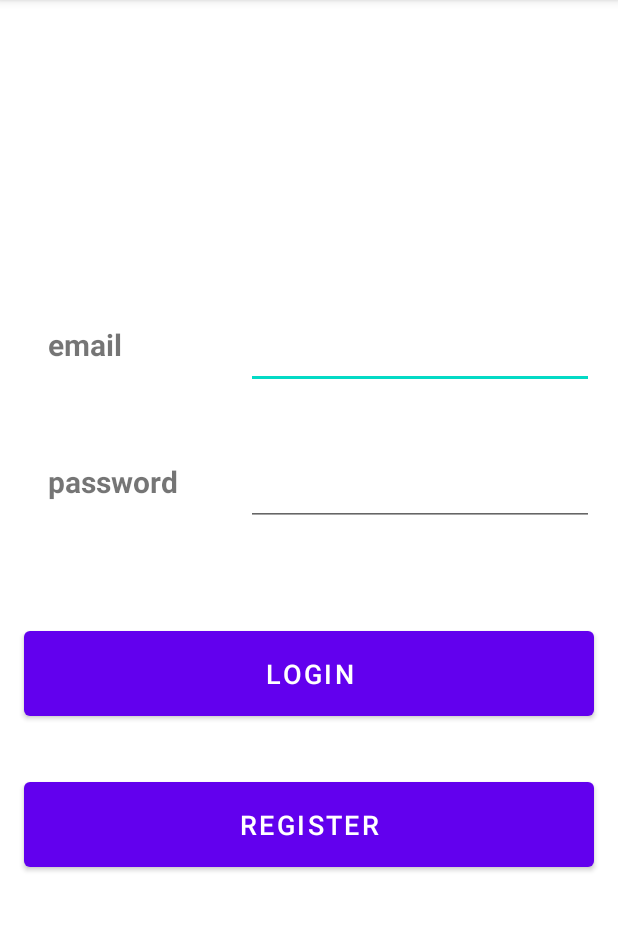
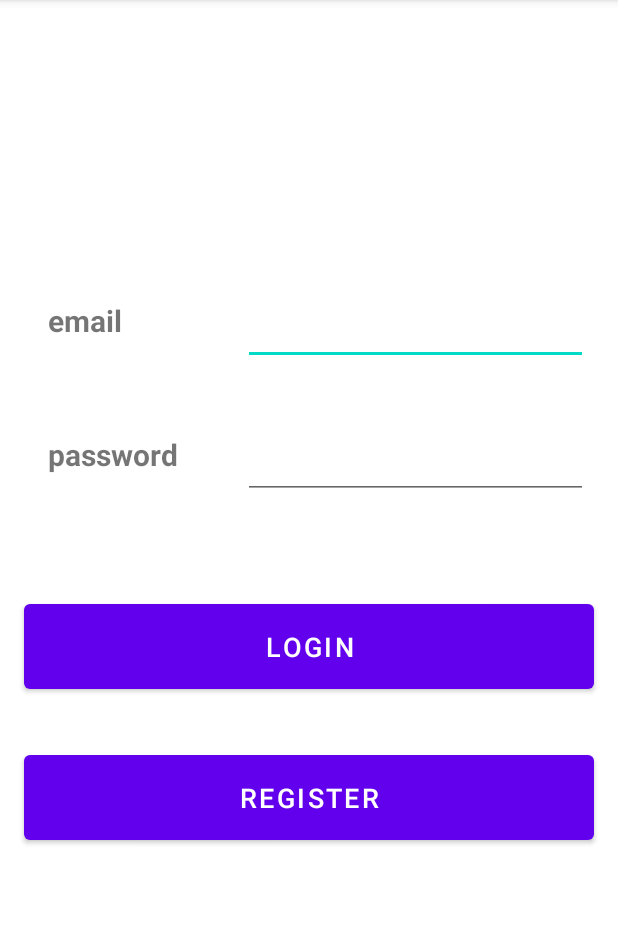
Before and after one commit to HappySolutions/Shoe-Store-Task, an Android app: the screen it shows after launch (MainActivity), on a phone screen of 412 x 824 dp, the part 84-1015 px from its top. Run offline under Robolectric (Android 15) with nearby library versions, the phone set to English and light mode, and no system bars; our stand-ins replace data binding.

Commit message:
change some style

```diff
--- a/app/src/main/java/com/example/shoestoretask/screens/login/LoginFragment.kt
+++ b/app/src/main/java/com/example/shoestoretask/screens/login/LoginFragment.kt
@@ -1,6 +1,7 @@
 package com.example.shoestoretask.screens.login
 
 import android.os.Bundle
+import android.util.Log
 import androidx.fragment.app.Fragment
 import android.view.LayoutInflater
 import android.view.View
@@ -13,18 +14,18 @@ import com.example.shoestoretask.screens.login.LoginFragmentDirections.Companion
 
 class LoginFragment : Fragment() {
 
-
+    var binding: FragmentLoginBinding? = null
     override fun onCreateView(
         inflater: LayoutInflater, container: ViewGroup?,
         savedInstanceState: Bundle?
     ): View? {
         //return inflater.inflate(R.layout.fragment_login, container, false)
-        val binding: FragmentLoginBinding? =
+        binding =
             DataBindingUtil.inflate(inflater, R.layout.fragment_login,
                 container, false)
-        binding?.loginB?.setOnClickListener {
-                view: View -> view.findNavController().navigate(LoginFragmentDirections.actionLoginFragmentToWelcomeFragment())
-        }
+
+        Log.i("loginFragment", "test the second button")
+
         binding?.regB?.setOnClickListener {
                 view: View -> view.findNavController().navigate(LoginFragmentDirections.actionLoginFragmentToWelcomeFragment())
         }
@@ -32,5 +33,14 @@ class LoginFragment : Fragment() {
         return binding?.root
     }
 
+    override fun onViewCreated(view: View, savedInstanceState: Bundle?) {
+        super.onViewCreated(view, savedInstanceState)
+        Log.i("loginFragment", "test the first button")
+
+        binding?.loginB?.setOnClickListener {
+                view: View -> view.findNavController().navigate(LoginFragmentDirections.actionLoginFragmentToWelcomeFragment())
+        }
+    }
+
 
 }
--- a/app/src/main/res/layout/fragment_login.xml
+++ b/app/src/main/res/layout/fragment_login.xml
@@ -13,13 +13,11 @@
             style="@style/editTxtStyle"
             android:layout_width="0dp"
             android:layout_height="wrap_content"
-            android:layout_marginStart="32dp"
-            android:layout_marginTop="200dp"
-            android:layout_marginEnd="16dp"
-            android:ems="10"
+            android:layout_marginStart="30dp"
+            android:layout_marginTop="184dp"
+            android:layout_marginEnd="20dp"
             android:inputType="textEmailAddress"
             app:layout_constraintEnd_toEndOf="parent"
-            app:layout_constraintHorizontal_bias="0.5"
             app:layout_constraintStart_toEndOf="@+id/textView2"
             app:layout_constraintTop_toTopOf="parent" />
 
@@ -28,13 +26,11 @@
             style="@style/editTxtStyle"
             android:layout_width="0dp"
             android:layout_height="wrap_content"
-            android:layout_marginStart="32dp"
-            android:layout_marginTop="32dp"
-            android:layout_marginEnd="16dp"
-            android:ems="10"
+            android:layout_marginStart="30dp"
+            android:layout_marginTop="30dp"
+            android:layout_marginEnd="20dp"
             android:inputType="textPassword"
             app:layout_constraintEnd_toEndOf="parent"
-            app:layout_constraintHorizontal_bias="0.5"
             app:layout_constraintStart_toEndOf="@+id/textView3"
             app:layout_constraintTop_toBottomOf="@+id/email" />
 
@@ -58,7 +54,6 @@
             android:text="email"
             app:layout_constraintBaseline_toBaselineOf="@+id/email"
             app:layout_constraintEnd_toStartOf="@+id/email"
-            app:layout_constraintHorizontal_bias="0.5"
             app:layout_constraintHorizontal_chainStyle="packed"
             app:layout_constraintStart_toStartOf="parent" />
 
@@ -71,7 +66,6 @@
             android:text="password"
             app:layout_constraintBaseline_toBaselineOf="@+id/pass"
             app:layout_constraintEnd_toStartOf="@+id/pass"
-            app:layout_constraintHorizontal_bias="0.5"
             app:layout_constraintHorizontal_chainStyle="packed"
             app:layout_constraintStart_toStartOf="parent" />
 
--- a/app/src/main/res/layout/fragment_welcome.xml
+++ b/app/src/main/res/layout/fragment_welcome.xml
@@ -32,8 +32,8 @@
             style="@style/btnStyle"
             android:layout_width="0dp"
             android:layout_height="wrap_content"
-            android:layout_marginBottom="32dp"
-            android:text="next"
+            android:layout_marginBottom="30dp"
+            android:text="Next"
             app:layout_constraintBottom_toBottomOf="parent"
             app:layout_constraintEnd_toEndOf="parent"
             app:layout_constraintStart_toStartOf="parent" />
@@ -44,7 +44,7 @@
             android:layout_width="wrap_content"
             android:layout_height="wrap_content"
             android:layout_marginTop="64dp"
-            android:text="welcome_to_shoes_shop"
+            android:text="Welcome To Shoe Store"
             app:layout_constraintEnd_toEndOf="parent"
             app:layout_constraintStart_toStartOf="parent"
             app:layout_constraintTop_toTopOf="parent" />
@@ -55,7 +55,7 @@
             android:layout_width="wrap_content"
             android:layout_height="wrap_content"
             android:layout_marginTop="46dp"
-            android:text="thank_you_for_choosing_our_store"
+            android:text="Take the best shopping journy ever"
             app:layout_constraintEnd_toEndOf="parent"
             app:layout_constraintStart_toStartOf="parent"
             app:layout_constraintTop_toBottomOf="@+id/welcmTxt" />
```
